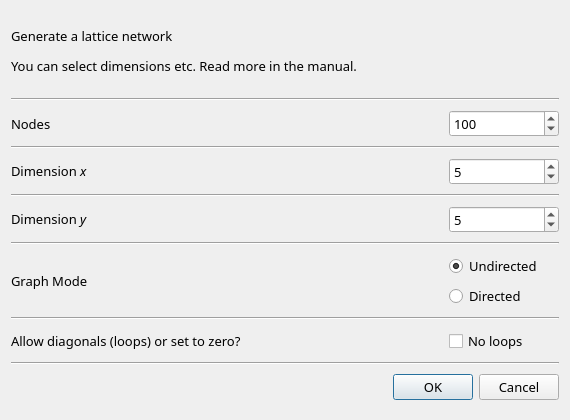
Qt form src/forms/dialograndlattice.ui (socnetv/app) before a commit.
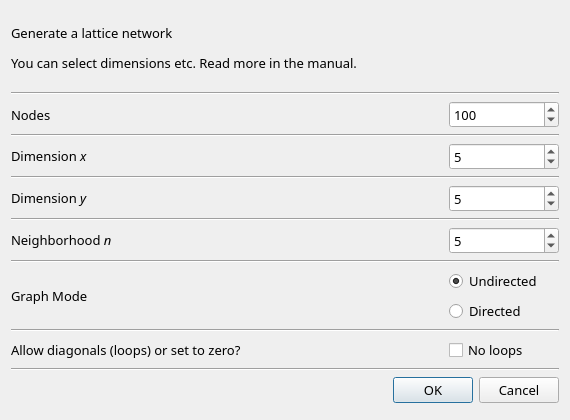
The same form after that commit.

Commit message: added new option in lattice dialog

```diff
--- a/src/forms/dialograndlattice.ui
+++ b/src/forms/dialograndlattice.ui
@@ -19,13 +19,13 @@
   <property name="minimumSize">
    <size>
     <width>570</width>
-    <height>400</height>
+    <height>420</height>
    </size>
   </property>
   <property name="maximumSize">
    <size>
     <width>580</width>
-    <height>420</height>
+    <height>468</height>
    </size>
   </property>
   <property name="font">
@@ -36,8 +36,8 @@
   <property name="windowTitle">
    <string>Lattice network generator</string>
   </property>
-  <layout class="QVBoxLayout" name="verticalLayout_3">
-   <item>
+  <layout class="QGridLayout" name="gridLayout">
+   <item row="0" column="0">
     <widget class="QLabel" name="label_2">
      <property name="sizePolicy">
       <sizepolicy hsizetype="MinimumExpanding" vsizetype="MinimumExpanding">
@@ -79,14 +79,14 @@
      </property>
     </widget>
    </item>
-   <item>
+   <item row="1" column="0">
     <widget class="Line" name="line">
      <property name="orientation">
       <enum>Qt::Horizontal</enum>
      </property>
     </widget>
    </item>
-   <item>
+   <item row="2" column="0">
     <layout class="QHBoxLayout" name="horizontalLayout_2">
      <item>
       <widget class="QLabel" name="nodesLabel">
@@ -115,7 +115,7 @@
      <item>
       <widget class="QSpinBox" name="nodesSpinBox">
        <property name="sizePolicy">
-        <sizepolicy hsizetype="Fixed" vsizetype="Fixed">
+        <sizepolicy hsizetype="Minimum" vsizetype="Fixed">
          <horstretch>0</horstretch>
          <verstretch>0</verstretch>
         </sizepolicy>
@@ -147,14 +147,14 @@
      </item>
     </layout>
    </item>
-   <item>
+   <item row="3" column="0">
     <widget class="Line" name="line_2">
      <property name="orientation">
       <enum>Qt::Horizontal</enum>
      </property>
     </widget>
    </item>
-   <item>
+   <item row="4" column="0">
     <layout class="QHBoxLayout" name="horizontalLayout_6">
      <property name="sizeConstraint">
       <enum>QLayout::SetMinimumSize</enum>
@@ -215,14 +215,14 @@
      </item>
     </layout>
    </item>
-   <item>
+   <item row="5" column="0">
     <widget class="Line" name="line_3">
      <property name="orientation">
       <enum>Qt::Horizontal</enum>
      </property>
     </widget>
    </item>
-   <item>
+   <item row="6" column="0">
     <layout class="QHBoxLayout" name="horizontalLayout">
      <item>
       <widget class="QLabel" name="probLabel">
@@ -234,7 +234,7 @@
        </property>
        <property name="minimumSize">
         <size>
-         <width>400</width>
+         <width>380</width>
          <height>0</height>
         </size>
        </property>
@@ -280,14 +280,79 @@
      </item>
     </layout>
    </item>
-   <item>
+   <item row="7" column="0">
+    <widget class="Line" name="line_7">
+     <property name="orientation">
+      <enum>Qt::Horizontal</enum>
+     </property>
+    </widget>
+   </item>
+   <item row="8" column="0">
+    <layout class="QHBoxLayout" name="horizontalLayout_5">
+     <item>
+      <widget class="QLabel" name="probLabel_2">
+       <property name="sizePolicy">
+        <sizepolicy hsizetype="MinimumExpanding" vsizetype="Preferred">
+         <horstretch>0</horstretch>
+         <verstretch>0</verstretch>
+        </sizepolicy>
+       </property>
+       <property name="minimumSize">
+        <size>
+         <width>380</width>
+         <height>0</height>
+        </size>
+       </property>
+       <property name="font">
+        <font>
+         <family>Sans Serif</family>
+        </font>
+       </property>
+       <property name="text">
+        <string>&lt;html&gt;&lt;head/&gt;&lt;body&gt;&lt;p&gt;Neighborhood &lt;span style=&quot; font-style:italic;&quot;&gt;n&lt;/span&gt;&lt;/p&gt;&lt;/body&gt;&lt;/html&gt;</string>
+       </property>
+      </widget>
+     </item>
+     <item>
+      <widget class="QSpinBox" name="neiSpinBox">
+       <property name="minimumSize">
+        <size>
+         <width>110</width>
+         <height>0</height>
+        </size>
+       </property>
+       <property name="font">
+        <font>
+         <family>Sans Serif</family>
+        </font>
+       </property>
+       <property name="toolTip">
+        <string>&lt;html&gt;&lt;head/&gt;&lt;body&gt;&lt;p&gt;This is the mean edge degree each new node will have&lt;/p&gt;&lt;/body&gt;&lt;/html&gt;</string>
+       </property>
+       <property name="minimum">
+        <number>2</number>
+       </property>
+       <property name="maximum">
+        <number>9999</number>
+       </property>
+       <property name="singleStep">
+        <number>2</number>
+       </property>
+       <property name="value">
+        <number>5</number>
+       </property>
+      </widget>
+     </item>
+    </layout>
+   </item>
+   <item row="9" column="0">
     <widget class="Line" name="line_4">
      <property name="orientation">
       <enum>Qt::Horizontal</enum>
      </property>
     </widget>
    </item>
-   <item>
+   <item row="10" column="0">
     <layout class="QHBoxLayout" name="horizontalLayout_3">
      <item>
       <widget class="QLabel" name="label">
@@ -299,7 +364,7 @@
        </property>
        <property name="minimumSize">
         <size>
-         <width>400</width>
+         <width>380</width>
          <height>0</height>
         </size>
        </property>
@@ -318,7 +383,7 @@
        <item>
         <widget class="QRadioButton" name="undirectedRadioButton">
          <property name="sizePolicy">
-          <sizepolicy hsizetype="Fixed" vsizetype="Fixed">
+          <sizepolicy hsizetype="Minimum" vsizetype="Fixed">
            <horstretch>0</horstretch>
            <verstretch>0</verstretch>
           </sizepolicy>
@@ -348,7 +413,7 @@
        <item>
         <widget class="QRadioButton" name="directedRadioButton">
          <property name="sizePolicy">
-          <sizepolicy hsizetype="Fixed" vsizetype="Fixed">
+          <sizepolicy hsizetype="Minimum" vsizetype="Fixed">
            <horstretch>0</horstretch>
            <verstretch>0</verstretch>
           </sizepolicy>
@@ -376,14 +441,14 @@
      </item>
     </layout>
    </item>
-   <item>
+   <item row="11" column="0">
     <widget class="Line" name="line_5">
      <property name="orientation">
       <enum>Qt::Horizontal</enum>
      </property>
     </widget>
    </item>
-   <item>
+   <item row="12" column="0">
     <layout class="QHBoxLayout" name="horizontalLayout_4">
      <item>
       <widget class="QLabel" name="label_3">
@@ -395,7 +460,7 @@
        </property>
        <property name="minimumSize">
         <size>
-         <width>400</width>
+         <width>380</width>
          <height>0</height>
         </size>
        </property>
@@ -414,7 +479,7 @@
        <item>
         <widget class="QCheckBox" name="diagCheckBox">
          <property name="sizePolicy">
-          <sizepolicy hsizetype="Fixed" vsizetype="Fixed">
+          <sizepolicy hsizetype="Minimum" vsizetype="Fixed">
            <horstretch>0</horstretch>
            <verstretch>0</verstretch>
           </sizepolicy>
@@ -445,14 +510,14 @@
      </item>
     </layout>
    </item>
-   <item>
+   <item row="13" column="0">
     <widget class="Line" name="line_6">
      <property name="orientation">
       <enum>Qt::Horizontal</enum>
      </property>
     </widget>
    </item>
-   <item>
+   <item row="14" column="0">
     <widget class="QDialogButtonBox" name="buttonBox">
      <property name="font">
       <font>
```
The commit also changes 3 other files.
